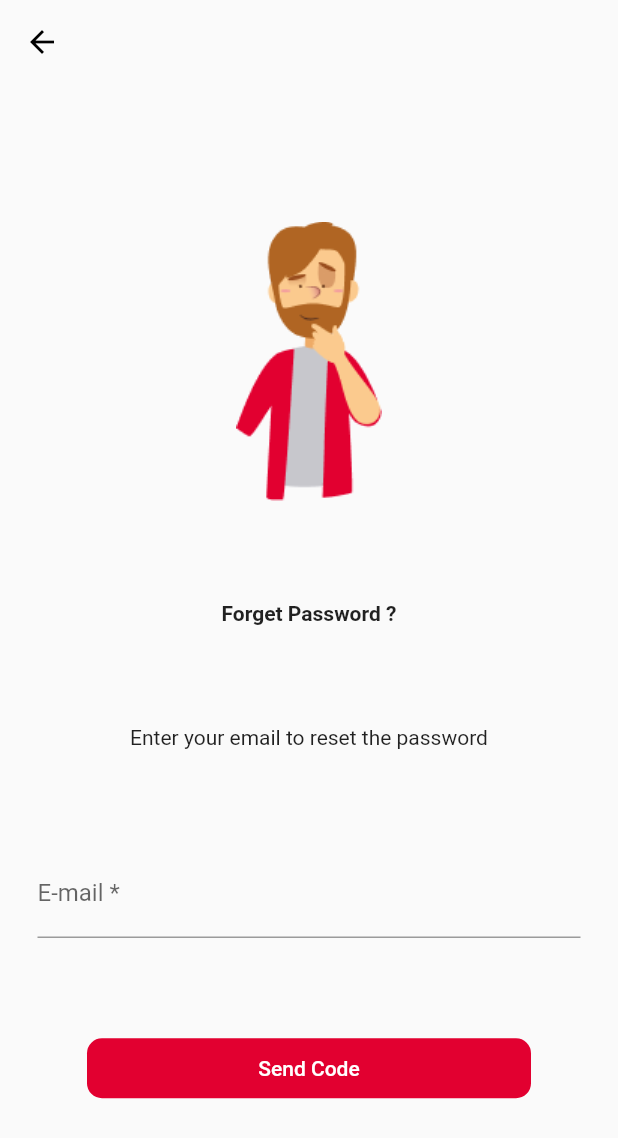
After one commit to adhamdawood/Sporty_App, a Flutter app: the ForgetPasswordScreen screen opened by its route, on a phone screen of 412 x 824 dp. The commit adds this screen. Shown: the top 1138 px of the screen. Run offline on Flutter 3.47's test engine with Material 2 defaults, Android fonts, the phone set to English and light mode, and no system bars.

Commit message:
Forget password

```diff
--- /dev/null
+++ b/lib/LogIn/ForgetPasswordScreen.dart
@@ -0,0 +1,53 @@
+import 'package:flutter/material.dart';
+
+class ForgetPasswordScreen extends StatelessWidget {
+  static const ROUTE_NAME= "ForgetPassword Screen";
+
+  @override
+  Widget build(BuildContext context) {
+    return Scaffold(
+      appBar: AppBar(
+        backgroundColor: Colors.transparent,
+        elevation: 0,
+        leading: IconButton(icon:Icon(Icons.arrow_back,color: Colors.black,),
+    onPressed:() => Navigator.pop(context),
+      ),),
+      body : Container(
+        height: double.infinity,
+        width: double.infinity,
+        margin: const EdgeInsets.all(25),
+        child: Column(
+          mainAxisAlignment: MainAxisAlignment.spaceEvenly,
+          children: [
+            Image.asset("assets/images/ForgetPassword.png",fit: BoxFit.fill,),
+            const Text("Forget Password ?",style: TextStyle(fontWeight: FontWeight.bold),),
+            const Text("Enter your email to reset the password",style: TextStyle(fontSize: 14),),
+            TextFormField(
+              decoration: const InputDecoration(
+                hintText: "E-mail",
+                labelText: 'E-mail *',
+              ),
+              onSaved: (String value) {
+                // This optional block of code can be used to run
+                // code when the user saves the form.
+              },
+              validator: (String value) {
+                return (value != null && value.contains('@')) ? 'Do not use the @ char.' : null;
+              },
+            ),
+            Container(
+              width: 296,height: 40,
+              decoration: BoxDecoration(
+                color: const Color(0xFFE20030),
+                borderRadius: BorderRadius.circular(10),
+              ),
+              child: TextButton(
+                onPressed: (){},
+                child: const Text("Send Code",style: TextStyle(color: Colors.white),),),
+            ),
+          ],
+        ),
+      ),
+    );
+  }
+}
--- a/lib/main.dart
+++ b/lib/main.dart
@@ -1,4 +1,5 @@
 import 'package:flutter/material.dart';
+import 'package:sporty_app/LogIn/ForgetPasswordScreen.dart';
 import 'package:sporty_app/LogIn/LogInScreen.dart';
 import 'package:sporty_app/SignUp/SignUpScreen.dart';
 import 'package:sporty_app/WelcomeScreen.dart';
@@ -22,9 +23,9 @@ class MyApp extends StatelessWidget {
         WelcomeScreen.ROUTE_NAME: (context)=>WelcomeScreen(),
         SignUpScreen.ROUTE_NAME:(context)=>SignUpScreen(),
         LogInScreen.ROUTE_NAME:(context)=>LogInScreen(),
+        ForgetPasswordScreen.ROUTE_NAME:(context)=>ForgetPasswordScreen(),
       },
       initialRoute: WelcomeScreen.ROUTE_NAME,
-      home: WelcomeScreen(),
 
     );
   }
```
Also changed, not shown: lib/LogIn/LogInScreen.dart (+9 -3 lines), assets/images/ForgetPassword.png (added).
